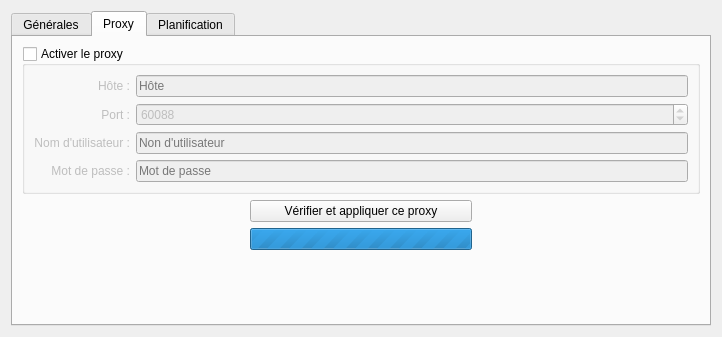
Qt form BotDofus/src/gui/main/forms/settingsform.ui (josuesavy/BotDofus) before a commit.
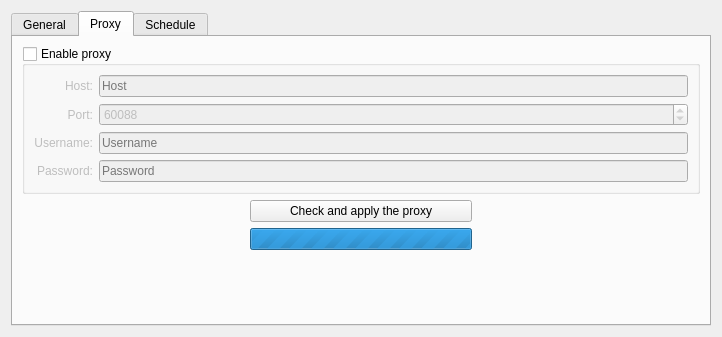
The same form after that commit. The open tabs and pages were chosen to show the change. Icons and pictures are not drawn.

```diff
--- a/BotDofus/src/gui/main/forms/settingsform.ui
+++ b/BotDofus/src/gui/main/forms/settingsform.ui
@@ -30,7 +30,7 @@
         <normaloff>:/icons/add_on_16px.ico</normaloff>:/icons/add_on_16px.ico</iconset>
       </attribute>
       <attribute name="title">
-       <string>Générales</string>
+       <string>General</string>
       </attribute>
       <layout class="QGridLayout" name="gridLayout_30">
        <item row="4" column="0">
@@ -144,7 +144,7 @@
        <item row="0" column="0" colspan="3">
         <widget class="QGroupBox" name="groupBox_6">
          <property name="title">
-          <string>Activer le proxy</string>
+          <string>Enable proxy</string>
          </property>
          <property name="checkable">
           <bool>true</bool>
@@ -156,7 +156,7 @@
           <item row="2" column="0" colspan="2">
            <widget class="QLabel" name="label_24">
             <property name="text">
-             <string>Nom d'utilisateur :</string>
+             <string>Username:</string>
             </property>
             <property name="alignment">
              <set>Qt::AlignRight|Qt::AlignTrailing|Qt::AlignVCenter</set>
@@ -166,14 +166,14 @@
           <item row="2" column="2">
            <widget class="QLineEdit" name="lineEditAccountProxy">
             <property name="placeholderText">
-             <string>Non d'utilisateur</string>
+             <string>Username</string>
             </property>
            </widget>
           </item>
           <item row="3" column="0" colspan="2">
            <widget class="QLabel" name="label_25">
             <property name="text">
-             <string>Mot de passe :</string>
+             <string>Password:</string>
             </property>
             <property name="alignment">
              <set>Qt::AlignRight|Qt::AlignTrailing|Qt::AlignVCenter</set>
@@ -186,7 +186,7 @@
              <enum>QLineEdit::Password</enum>
             </property>
             <property name="placeholderText">
-             <string>Mot de passe</string>
+             <string>Password</string>
             </property>
            </widget>
           </item>
@@ -203,14 +203,14 @@
           <item row="0" column="2">
            <widget class="QLineEdit" name="lineEditHostProxy">
             <property name="placeholderText">
-             <string>Hôte</string>
+             <string>Host</string>
             </property>
            </widget>
           </item>
           <item row="0" column="0" colspan="2">
            <widget class="QLabel" name="label_26">
             <property name="text">
-             <string>Hôte :</string>
+             <string>Host:</string>
             </property>
             <property name="alignment">
              <set>Qt::AlignRight|Qt::AlignTrailing|Qt::AlignVCenter</set>
@@ -220,7 +220,7 @@
           <item row="1" column="0" colspan="2">
            <widget class="QLabel" name="label_27">
             <property name="text">
-             <string>Port :</string>
+             <string>Port:</string>
             </property>
             <property name="alignment">
              <set>Qt::AlignRight|Qt::AlignTrailing|Qt::AlignVCenter</set>
@@ -259,7 +259,7 @@
        <item row="1" column="1">
         <widget class="QPushButton" name="pushButtonCheckAndApplyProxy">
          <property name="text">
-          <string>Vérifier et appliquer ce proxy</string>
+          <string>Check and apply the proxy</string>
          </property>
         </widget>
        </item>
@@ -278,7 +278,7 @@
         <normaloff>:/icons/clock_15_16px.ico</normaloff>:/icons/clock_15_16px.ico</iconset>
       </attribute>
       <attribute name="title">
-       <string>Planification</string>
+       <string>Schedule</string>
       </attribute>
       <layout class="QGridLayout" name="gridLayout_33">
        <item row="0" column="0">
```
Left out of the diff: 24 changed lines with no effect on the pictures.
